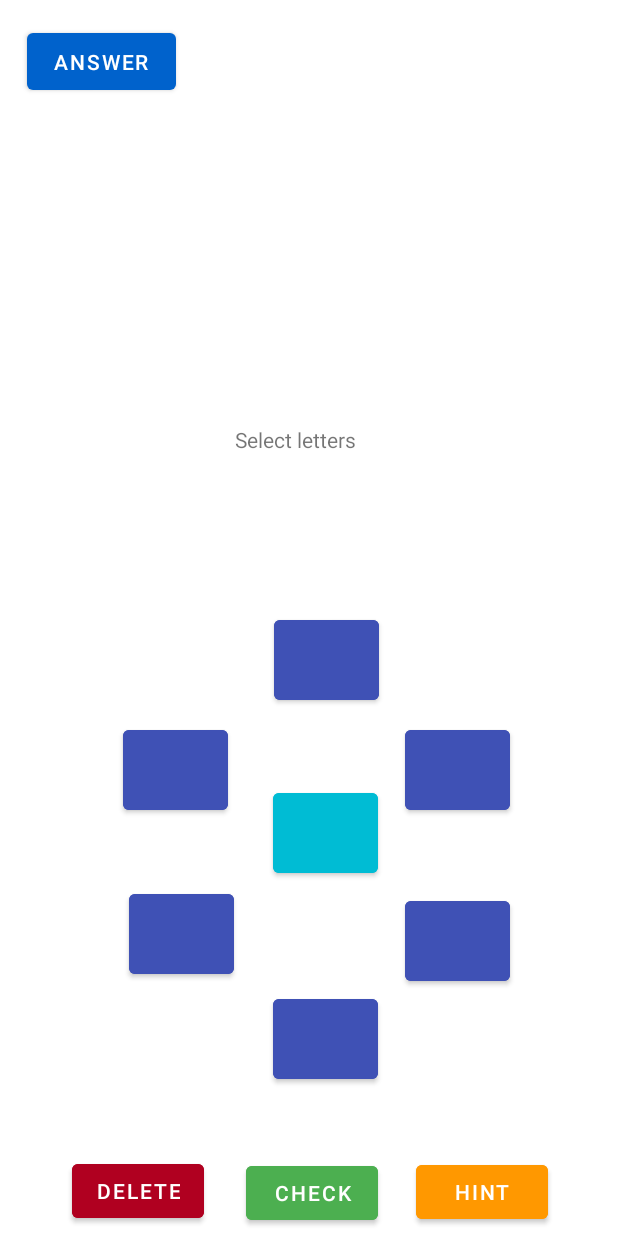
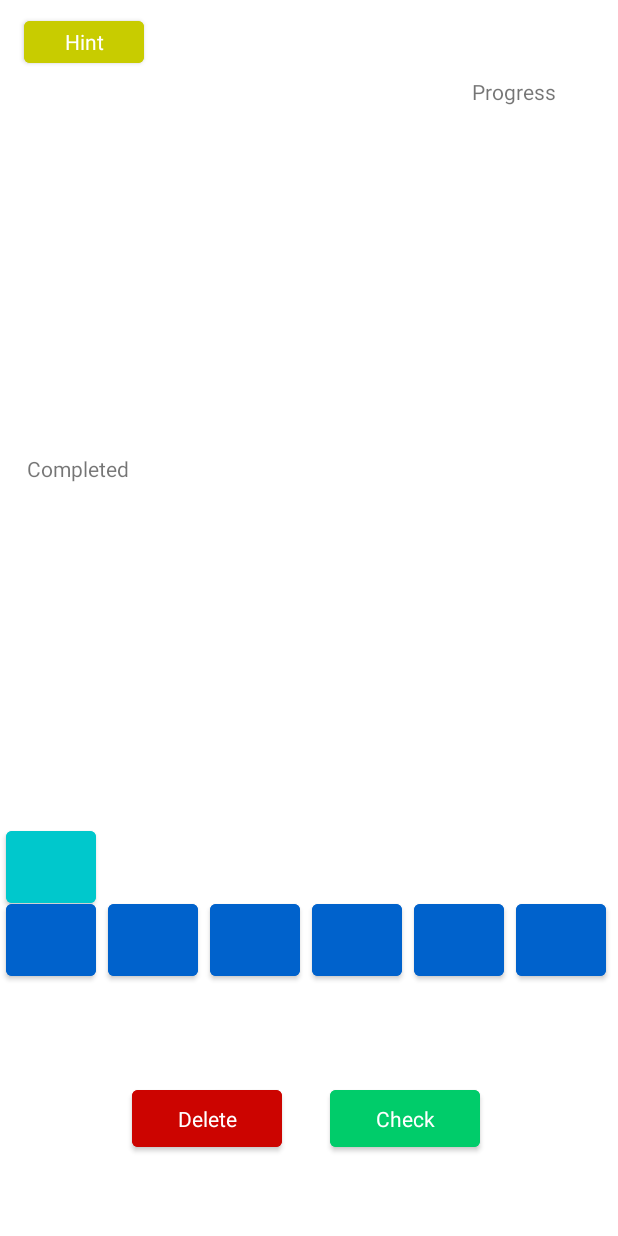
Before and after one commit to MathiasCK/crosswords, an Android app: the layout activity_main.xml on its own in the app's theme, with its tools: preview values and no code run, on a phone screen of 412 x 824 dp. Run offline under Robolectric (Android 15) with nearby library versions, the phone set to English and light mode, and no system bars.

Commit message:
Refactor activity_main

```diff
--- a/app/src/main/res/layout-land/activity_main.xml
+++ /dev/null
@@ -1,206 +0,0 @@
-<?xml version="1.0" encoding="utf-8"?>
-<androidx.constraintlayout.widget.ConstraintLayout xmlns:android="http://schemas.android.com/apk/res/android"
-    xmlns:app="http://schemas.android.com/apk/res-auto"
-    xmlns:tools="http://schemas.android.com/tools"
-    android:layout_width="match_parent"
-    android:layout_height="match_parent"
-    tools:context=".MainActivity">
-
-    <Button
-        android:id="@+id/button_right_down"
-        android:layout_width="70dp"
-        android:layout_height="65dp"
-        android:layout_marginStart="48dp"
-        android:layout_marginTop="4dp"
-        android:backgroundTint="#3F51B5"
-        android:textAppearance="@style/TextAppearance.AppCompat.Large"
-        app:layout_constraintBottom_toTopOf="@+id/hint"
-        app:layout_constraintStart_toEndOf="@+id/button_middle"
-        app:layout_constraintTop_toBottomOf="@+id/button_right_top"
-        app:layout_constraintVertical_bias="0.0" />
-
-    <Button
-        android:id="@+id/button_down"
-        android:layout_width="70dp"
-        android:layout_height="65dp"
-        android:layout_marginStart="20dp"
-        android:backgroundTint="#3F51B5"
-        android:textAppearance="@style/TextAppearance.AppCompat.Large"
-        app:layout_constraintBottom_toBottomOf="parent"
-        app:layout_constraintEnd_toStartOf="@+id/button_right_down"
-        app:layout_constraintHorizontal_bias="0.25"
-        app:layout_constraintStart_toEndOf="@+id/button_left_bottom"
-        app:layout_constraintTop_toBottomOf="@+id/button_middle"
-        app:layout_constraintVertical_bias="0.172" />
-
-    <Button
-        android:id="@+id/button_left_top"
-        android:layout_width="70dp"
-        android:layout_height="65dp"
-        android:layout_marginTop="4dp"
-        android:layout_marginEnd="36dp"
-        android:backgroundTint="#3F51B5"
-        android:textAppearance="@style/TextAppearance.AppCompat.Large"
-        app:layout_constraintEnd_toStartOf="@+id/button_middle"
-        app:layout_constraintTop_toBottomOf="@+id/button_top" />
-
-    <Button
-        android:id="@+id/button_top"
-        android:layout_width="70dp"
-        android:layout_height="65dp"
-        android:layout_marginBottom="28dp"
-        android:backgroundTint="#3F51B5"
-        android:textAppearance="@style/TextAppearance.AppCompat.Large"
-        app:layout_constraintBottom_toTopOf="@+id/button_middle"
-        app:layout_constraintEnd_toStartOf="@+id/button_right_top"
-        app:layout_constraintHorizontal_bias="0.428"
-        app:layout_constraintStart_toEndOf="@+id/button_left_top" />
-
-    <Button
-        android:id="@+id/button_left_bottom"
-        android:layout_width="70dp"
-        android:layout_height="65dp"
-        android:layout_marginTop="4dp"
-        android:layout_marginEnd="36dp"
-        android:backgroundTint="#3F51B5"
-        android:textAppearance="@style/TextAppearance.AppCompat.Large"
-        app:layout_constraintBottom_toTopOf="@+id/button_delete"
-        app:layout_constraintEnd_toStartOf="@+id/button_middle"
-        app:layout_constraintTop_toBottomOf="@+id/button_left_top"
-        app:layout_constraintVertical_bias="0.0" />
-
-    <Button
-        android:id="@+id/button_middle"
-        android:layout_width="70dp"
-        android:layout_height="65dp"
-        android:layout_marginTop="116dp"
-        android:backgroundTint="#00BCD4"
-        android:textAppearance="@style/TextAppearance.AppCompat.Large"
-        app:layout_constraintEnd_toEndOf="parent"
-        app:layout_constraintStart_toStartOf="parent"
-        app:layout_constraintTop_toTopOf="parent" />
-
-    <Button
-        android:id="@+id/button_right_top"
-        android:layout_width="70dp"
-        android:layout_height="65dp"
-        android:layout_marginStart="48dp"
-        android:layout_marginTop="4dp"
-        android:backgroundTint="#3F51B5"
-        android:textAppearance="@style/TextAppearance.AppCompat.Large"
-        app:layout_constraintStart_toEndOf="@+id/button_middle"
-        app:layout_constraintTop_toBottomOf="@+id/button_top" />
-
-    <TextView
-        android:id="@+id/txt_ans"
-        android:layout_width="164dp"
-        android:layout_height="38dp"
-        android:textAppearance="@style/TextAppearance.AppCompat.Large"
-        app:layout_constraintBottom_toTopOf="@+id/error"
-        app:layout_constraintEnd_toStartOf="@+id/button_left_top"
-        app:layout_constraintHorizontal_bias="0.216"
-        app:layout_constraintStart_toStartOf="parent"
-        app:layout_constraintTop_toBottomOf="@+id/answerBox"
-        app:layout_constraintVertical_bias="0.784" />
-
-    <Button
-        android:id="@+id/sjekk"
-        android:layout_width="wrap_content"
-        android:layout_height="wrap_content"
-        android:layout_marginTop="20dp"
-        android:backgroundTint="#4CAF50"
-        android:text="Check"
-        app:layout_constraintBottom_toBottomOf="parent"
-        app:layout_constraintEnd_toEndOf="@+id/button_down"
-        app:layout_constraintStart_toStartOf="@+id/button_down"
-        app:layout_constraintTop_toBottomOf="@+id/button_down"
-        app:layout_constraintVertical_bias="1.0" />
-
-    <Button
-        android:id="@+id/button_delete"
-        android:layout_width="wrap_content"
-        android:layout_height="wrap_content"
-        android:layout_marginEnd="28dp"
-        android:layout_marginBottom="28dp"
-        android:backgroundTint="#FF0101"
-        android:text="Delete"
-        app:layout_constraintBottom_toBottomOf="parent"
-        app:layout_constraintEnd_toStartOf="@+id/sjekk"
-        app:layout_constraintHorizontal_bias="1.0"
-        app:layout_constraintStart_toStartOf="parent" />
-
-    <TextView
-        android:id="@+id/error"
-        android:layout_width="149dp"
-        android:layout_height="59dp"
-        android:layout_marginStart="16dp"
-        android:layout_marginBottom="28dp"
-        android:textSize="16sp"
-        app:layout_constraintBottom_toBottomOf="parent"
-        app:layout_constraintEnd_toStartOf="@+id/button_left_bottom"
-        app:layout_constraintHorizontal_bias="0.177"
-        app:layout_constraintStart_toStartOf="parent" />
-
-    <TextView
-        android:id="@+id/progress"
-        android:layout_width="82dp"
-        android:layout_height="37dp"
-        android:layout_marginBottom="44dp"
-        app:layout_constraintBottom_toTopOf="@+id/button_right_top"
-        app:layout_constraintEnd_toEndOf="parent"
-        app:layout_constraintHorizontal_bias="0.798"
-        app:layout_constraintStart_toEndOf="@+id/error"
-        app:layout_constraintTop_toTopOf="parent"
-        app:layout_constraintVertical_bias="0.788" />
-
-    <Button
-        android:id="@+id/hint"
-        android:layout_width="wrap_content"
-        android:layout_height="wrap_content"
-        android:layout_marginStart="16dp"
-        android:layout_marginBottom="28dp"
-        android:backgroundTint="#FF9800"
-        android:text="Hint"
-        app:layout_constraintBottom_toBottomOf="parent"
-        app:layout_constraintEnd_toEndOf="parent"
-        app:layout_constraintHorizontal_bias="0.055"
-        app:layout_constraintStart_toEndOf="@+id/sjekk" />
-
-    <TextView
-        android:id="@+id/numCompleted"
-        android:layout_width="109dp"
-        android:layout_height="189dp"
-        android:textSize="12sp"
-        app:layout_constraintBottom_toBottomOf="parent"
-        app:layout_constraintEnd_toEndOf="parent"
-        app:layout_constraintHorizontal_bias="0.82"
-        app:layout_constraintStart_toEndOf="@+id/error"
-        app:layout_constraintTop_toBottomOf="@+id/progress"
-        app:layout_constraintVertical_bias="0.263" />
-
-    <TextView
-        android:id="@+id/answerBox"
-        android:layout_width="101dp"
-        android:layout_height="156dp"
-        android:textSize="12sp"
-        app:layout_constraintBottom_toTopOf="@+id/button_left_top"
-        app:layout_constraintEnd_toStartOf="@+id/button_top"
-        app:layout_constraintHorizontal_bias="0.207"
-        app:layout_constraintStart_toStartOf="parent"
-        app:layout_constraintTop_toBottomOf="@+id/button_answer"
-        app:layout_constraintVertical_bias="0.0" />
-
-    <Button
-        android:id="@+id/button_answer"
-        android:layout_width="99dp"
-        android:layout_height="50dp"
-        android:layout_marginTop="16dp"
-        android:text="Show Anwser"
-        app:layout_constraintBottom_toTopOf="@+id/button_left_top"
-        app:layout_constraintEnd_toStartOf="@+id/progress"
-        app:layout_constraintHorizontal_bias="0.087"
-        app:layout_constraintStart_toStartOf="parent"
-        app:layout_constraintTop_toTopOf="parent"
-        app:layout_constraintVertical_bias="0.0" />
-
-</androidx.constraintlayout.widget.ConstraintLayout>
--- a/app/src/main/res/layout/activity_main.xml
+++ b/app/src/main/res/layout/activity_main.xml
@@ -3,221 +3,209 @@
     xmlns:app="http://schemas.android.com/apk/res-auto"
     xmlns:tools="http://schemas.android.com/tools"
     android:layout_width="match_parent"
-    android:layout_height="match_parent"
-    tools:context=".MainActivity">
+    android:layout_height="match_parent">
 
     <Button
-        android:id="@+id/button_right_bottom"
-        android:layout_width="70dp"
-        android:layout_height="65dp"
-        android:layout_marginStart="12dp"
-        android:layout_marginTop="56dp"
-        android:backgroundTint="#3F51B5"
+        android:id="@+id/button_1"
+        android:layout_width="60dp"
+        android:layout_height="60dp"
+        android:layout_marginStart="4dp"
+        android:layout_marginTop="8dp"
+        android:backgroundTint="@color/blue_500"
         android:textAppearance="@style/TextAppearance.AppCompat.Large"
-        app:layout_constraintBottom_toTopOf="@+id/button_bottom"
-        app:layout_constraintEnd_toEndOf="parent"
-        app:layout_constraintHorizontal_bias="0.077"
-        app:layout_constraintStart_toEndOf="@+id/button_middle"
-        app:layout_constraintTop_toBottomOf="@+id/button_right_top"
-        app:layout_constraintVertical_bias="1.0" />
+        app:layout_constraintBottom_toBottomOf="parent"
+        app:layout_constraintEnd_toStartOf="@+id/button_middle"
+        app:layout_constraintHorizontal_bias="0.728"
+        app:layout_constraintStart_toStartOf="parent"
+        app:layout_constraintTop_toTopOf="parent"
+        app:layout_constraintVertical_bias="0.779" />
 
     <Button
-        android:id="@+id/button_bottom"
-        android:layout_width="70dp"
-        android:layout_height="65dp"
-        android:layout_marginStart="20dp"
-        android:layout_marginTop="72dp"
-        android:backgroundTint="#3F51B5"
+        android:id="@+id/button_2"
+        android:layout_width="60dp"
+        android:layout_height="60dp"
+        android:layout_marginStart="72dp"
+        android:layout_marginTop="8dp"
+        android:backgroundTint="@color/blue_500"
         android:textAppearance="@style/TextAppearance.AppCompat.Large"
         app:layout_constraintBottom_toBottomOf="parent"
-        app:layout_constraintEnd_toStartOf="@+id/button_right_bottom"
-        app:layout_constraintHorizontal_bias="0.256"
-        app:layout_constraintStart_toEndOf="@+id/button_left_bottom"
-        app:layout_constraintTop_toBottomOf="@+id/button_middle"
-        app:layout_constraintVertical_bias="0.0" />
+        app:layout_constraintEnd_toStartOf="@+id/button_middle"
+        app:layout_constraintHorizontal_bias="0.728"
+        app:layout_constraintStart_toStartOf="parent"
+        app:layout_constraintTop_toTopOf="parent"
+        app:layout_constraintVertical_bias="0.779" />
 
     <Button
-        android:id="@+id/button_left_top"
-        android:layout_width="70dp"
-        android:layout_height="65dp"
-        android:layout_marginStart="16dp"
+        android:id="@+id/button_5"
+        android:layout_width="60dp"
+        android:layout_height="60dp"
+        android:layout_marginStart="276dp"
         android:layout_marginTop="8dp"
-        android:backgroundTint="#3F51B5"
+        android:backgroundTint="@color/blue_500"
         android:textAppearance="@style/TextAppearance.AppCompat.Large"
+        app:layout_constraintBottom_toBottomOf="parent"
         app:layout_constraintEnd_toStartOf="@+id/button_middle"
-        app:layout_constraintHorizontal_bias="0.69"
+        app:layout_constraintHorizontal_bias="0.728"
         app:layout_constraintStart_toStartOf="parent"
-        app:layout_constraintTop_toBottomOf="@+id/button_top" />
+        app:layout_constraintTop_toTopOf="parent"
+        app:layout_constraintVertical_bias="0.779" />
 
     <Button
-        android:id="@+id/button_top"
-        android:layout_width="70dp"
-        android:layout_height="65dp"
-        android:layout_marginBottom="36dp"
-        android:backgroundTint="#3F51B5"
+        android:id="@+id/button_6"
+        android:layout_width="60dp"
+        android:layout_height="60dp"
+        android:layout_marginStart="344dp"
+        android:layout_marginTop="8dp"
+        android:backgroundTint="@color/blue_500"
         android:textAppearance="@style/TextAppearance.AppCompat.Large"
-        app:layout_constraintBottom_toTopOf="@+id/button_middle"
-        app:layout_constraintEnd_toStartOf="@+id/button_right_top"
-        app:layout_constraintHorizontal_bias="0.638"
-        app:layout_constraintStart_toEndOf="@+id/button_left_top"
+        app:layout_constraintBottom_toBottomOf="parent"
+        app:layout_constraintEnd_toStartOf="@+id/button_middle"
+        app:layout_constraintHorizontal_bias="0.728"
+        app:layout_constraintStart_toStartOf="parent"
         app:layout_constraintTop_toTopOf="parent"
-        app:layout_constraintVertical_bias="0.966" />
+        app:layout_constraintVertical_bias="0.779" />
 
     <Button
-        android:id="@+id/button_left_bottom"
-        android:layout_width="70dp"
-        android:layout_height="65dp"
-        android:layout_marginStart="16dp"
-        android:layout_marginTop="44dp"
-        android:backgroundTint="#3F51B5"
-        android:textAppearance="@style/TextAppearance.AppCompat.Large"
-        app:layout_constraintBottom_toTopOf="@+id/button_bottom"
-        app:layout_constraintEnd_toStartOf="@+id/button_middle"
-        app:layout_constraintHorizontal_bias="0.729"
-        app:layout_constraintStart_toStartOf="parent"
-        app:layout_constraintTop_toBottomOf="@+id/button_left_top"
-        app:layout_constraintVertical_bias="0.0" />
-
-    <Button
-        android:id="@+id/button_middle"
-        android:layout_width="70dp"
-        android:layout_height="65dp"
-        android:layout_marginBottom="236dp"
-        android:backgroundTint="#00BCD4"
+        android:id="@+id/button_4"
+        android:layout_width="60dp"
+        android:layout_height="60dp"
+        android:layout_marginStart="208dp"
+        android:layout_marginTop="8dp"
+        android:backgroundTint="@color/blue_500"
         android:textAppearance="@style/TextAppearance.AppCompat.Large"
         app:layout_constraintBottom_toBottomOf="parent"
-        app:layout_constraintEnd_toEndOf="parent"
-        app:layout_constraintHorizontal_bias="0.533"
-        app:layout_constraintStart_toStartOf="parent" />
-
-    <Button
-        android:id="@+id/button_right_top"
-        android:layout_width="70dp"
-        android:layout_height="65dp"
-        android:layout_marginTop="8dp"
-        android:layout_marginEnd="72dp"
-        android:backgroundTint="#3F51B5"
-        android:textAppearance="@style/TextAppearance.AppCompat.Large"
-        app:layout_constraintEnd_toEndOf="parent"
-        app:layout_constraintHorizontal_bias="1.0"
-        app:layout_constraintStart_toEndOf="@+id/button_middle"
-        app:layout_constraintTop_toBottomOf="@+id/button_top" />
-
-    <TextView
-        android:id="@+id/txt_answer"
-        android:layout_width="107dp"
-        android:layout_height="34dp"
-        android:layout_marginBottom="24dp"
-        android:textAppearance="@style/TextAppearance.AppCompat.Large"
-        app:layout_constraintBottom_toTopOf="@+id/button_top"
-        app:layout_constraintEnd_toEndOf="@+id/button_top"
-        app:layout_constraintHorizontal_bias="0.125"
-        app:layout_constraintStart_toStartOf="@+id/button_top"
+        app:layout_constraintEnd_toStartOf="@+id/button_middle"
+        app:layout_constraintHorizontal_bias="0.728"
+        app:layout_constraintStart_toStartOf="parent"
         app:layout_constraintTop_toTopOf="parent"
-        app:layout_constraintVertical_bias="0.624" />
+        app:layout_constraintVertical_bias="0.779" />
 
     <Button
         android:id="@+id/button_check"
-        android:layout_width="wrap_content"
-        android:layout_height="wrap_content"
-        android:layout_marginTop="20dp"
-        android:backgroundTint="#4CAF50"
+        android:layout_width="100dp"
+        android:layout_height="50dp"
+        android:layout_marginStart="220dp"
+        android:layout_marginTop="8dp"
+        android:backgroundTint="#00cc6a"
         android:text="Check"
+        android:textAppearance="@style/TextAppearance.AppCompat.Small"
         app:layout_constraintBottom_toBottomOf="parent"
-        app:layout_constraintEnd_toEndOf="@+id/button_bottom"
-        app:layout_constraintHorizontal_bias="1.0"
-        app:layout_constraintStart_toStartOf="@+id/button_bottom"
-        app:layout_constraintTop_toBottomOf="@+id/button_bottom"
-        app:layout_constraintVertical_bias="0.838" />
-
-    <Button
-        android:id="@+id/button_delete"
-        android:layout_width="wrap_content"
-        android:layout_height="wrap_content"
-        android:layout_marginTop="104dp"
-        android:layout_marginEnd="28dp"
-        android:backgroundTint="#B00020"
-        android:text="Delete"
-        app:layout_constraintBottom_toBottomOf="parent"
-        app:layout_constraintEnd_toStartOf="@+id/button_check"
-        app:layout_constraintHorizontal_bias="1.0"
+        app:layout_constraintEnd_toStartOf="@+id/button_middle"
+        app:layout_constraintHorizontal_bias="0.728"
         app:layout_constraintStart_toStartOf="parent"
-        app:layout_constraintTop_toBottomOf="@+id/button_left_bottom"
-        app:layout_constraintVertical_bias="0.642" />
-
-    <TextView
-        android:id="@+id/error"
-        android:layout_width="142dp"
-        android:layout_height="56dp"
-        android:text="Select letters"
-        app:layout_constraintBottom_toTopOf="@+id/button_top"
-        app:layout_constraintEnd_toEndOf="@+id/button_top"
-        app:layout_constraintHorizontal_bias="0.363"
-        app:layout_constraintStart_toStartOf="@+id/button_top"
-        app:layout_constraintTop_toBottomOf="@+id/txt_answer"
-        app:layout_constraintVertical_bias="0.317" />
-
-    <TextView
-        android:id="@+id/progress"
-        android:layout_width="82dp"
-        android:layout_height="37dp"
-        android:layout_marginBottom="44dp"
-        app:layout_constraintBottom_toTopOf="@+id/button_right_top"
-        app:layout_constraintEnd_toEndOf="parent"
-        app:layout_constraintHorizontal_bias="0.36"
-        app:layout_constraintStart_toEndOf="@+id/error"
         app:layout_constraintTop_toTopOf="parent"
-        app:layout_constraintVertical_bias="0.064" />
+        app:layout_constraintVertical_bias="0.93" />
 
     <Button
         android:id="@+id/button_hint"
-        android:layout_width="wrap_content"
-        android:layout_height="wrap_content"
+        android:layout_width="80dp"
+        android:layout_height="40dp"
         android:layout_marginStart="16dp"
-        android:layout_marginTop="100dp"
-        android:backgroundTint="#FF9800"
-        android:text="HINT"
+        android:layout_marginTop="8dp"
+        android:backgroundTint="#c8cc00"
+        android:text="Hint"
+        android:textAppearance="@style/TextAppearance.AppCompat.Small"
         app:layout_constraintBottom_toBottomOf="parent"
-        app:layout_constraintEnd_toEndOf="parent"
-        app:layout_constraintHorizontal_bias="0.166"
-        app:layout_constraintStart_toEndOf="@+id/button_check"
-        app:layout_constraintTop_toBottomOf="@+id/button_right_bottom"
-        app:layout_constraintVertical_bias="0.687" />
-
-    <TextView
-        android:id="@+id/numCompleted"
-        android:layout_width="109dp"
-        android:layout_height="189dp"
-        android:textSize="12sp"
-        app:layout_constraintBottom_toTopOf="@+id/button_right_top"
-        app:layout_constraintEnd_toEndOf="parent"
-        app:layout_constraintHorizontal_bias="0.562"
-        app:layout_constraintStart_toEndOf="@+id/error"
-        app:layout_constraintTop_toBottomOf="@+id/progress" />
-
-    <TextView
-        android:id="@+id/answerBox"
-        android:layout_width="77dp"
-        android:layout_height="146dp"
-        android:textSize="12sp"
-        app:layout_constraintBottom_toTopOf="@+id/button_left_top"
-        app:layout_constraintEnd_toStartOf="@+id/button_top"
-        app:layout_constraintHorizontal_bias="0.415"
-        app:layout_constraintStart_toStartOf="parent"
-        app:layout_constraintTop_toBottomOf="@+id/button_answer"
-        app:layout_constraintVertical_bias="0.614" />
-
-    <Button
-        android:id="@+id/button_answer"
-        android:layout_width="99dp"
-        android:layout_height="50dp"
-        android:layout_marginTop="16dp"
-        android:text="Answer"
-        app:layout_constraintBottom_toTopOf="@+id/button_left_top"
-        app:layout_constraintEnd_toStartOf="@+id/progress"
-        app:layout_constraintHorizontal_bias="0.087"
+        app:layout_constraintEnd_toStartOf="@+id/button_middle"
+        app:layout_constraintHorizontal_bias="0.728"
         app:layout_constraintStart_toStartOf="parent"
         app:layout_constraintTop_toTopOf="parent"
         app:layout_constraintVertical_bias="0.0" />
 
+    <Button
+        android:id="@+id/button_delete"
+        android:layout_width="100dp"
+        android:layout_height="50dp"
+        android:layout_marginStart="88dp"
+        android:layout_marginTop="8dp"
+        android:backgroundTint="#cc0400"
+        android:text="Delete"
+        android:textAppearance="@style/TextAppearance.AppCompat.Small"
+        app:layout_constraintBottom_toBottomOf="parent"
+        app:layout_constraintEnd_toStartOf="@+id/button_middle"
+        app:layout_constraintHorizontal_bias="0.728"
+        app:layout_constraintStart_toStartOf="parent"
+        app:layout_constraintTop_toTopOf="parent"
+        app:layout_constraintVertical_bias="0.93" />
+
+    <Button
+        android:id="@+id/button_3"
+        android:layout_width="60dp"
+        android:layout_height="60dp"
+        android:layout_marginStart="140dp"
+        android:layout_marginTop="8dp"
+        android:backgroundTint="@color/blue_500"
+        android:textAppearance="@style/TextAppearance.AppCompat.Large"
+        app:layout_constraintBottom_toBottomOf="parent"
+        app:layout_constraintEnd_toStartOf="@+id/button_middle"
+        app:layout_constraintHorizontal_bias="0.728"
+        app:layout_constraintStart_toStartOf="parent"
+        app:layout_constraintTop_toTopOf="parent"
+        app:layout_constraintVertical_bias="0.779" />
+
+    <Button
+        android:id="@+id/button_A"
+        android:layout_width="60dp"
+        android:layout_height="60dp"
+        android:layout_marginBottom="216dp"
+        android:backgroundTint="#00c8cc"
+        android:textAppearance="@style/TextAppearance.AppCompat.Large"
+        app:layout_constraintBottom_toBottomOf="parent"
+        app:layout_constraintEnd_toEndOf="parent"
+        app:layout_constraintHorizontal_bias="0.011"
+        app:layout_constraintStart_toStartOf="parent" />
+
+    <TextView
+        android:id="@+id/txt_toast"
+        android:layout_width="wrap_content"
+        android:layout_height="wrap_content"
+        android:layout_marginStart="164dp"
+        android:layout_marginTop="21dp"
+        android:layout_marginEnd="165dp"
+        android:layout_marginBottom="332dp"
+        app:layout_constraintBottom_toTopOf="@+id/button_4"
+        app:layout_constraintEnd_toEndOf="parent"
+        app:layout_constraintStart_toStartOf="parent"
+        app:layout_constraintTop_toBottomOf="@+id/txt_letters" />
+
+    <TextView
+        android:id="@+id/txt_letters"
+        android:layout_width="wrap_content"
+        android:layout_height="wrap_content"
+        android:layout_marginStart="164dp"
+        android:layout_marginTop="134dp"
+        android:layout_marginEnd="165dp"
+        android:layout_marginBottom="21dp"
+        app:layout_constraintBottom_toTopOf="@+id/txt_toast"
+        app:layout_constraintEnd_toEndOf="parent"
+        app:layout_constraintStart_toStartOf="parent"
+        app:layout_constraintTop_toTopOf="parent" />
+
+    <TextView
+        android:id="@+id/txt_completed"
+        android:layout_width="wrap_content"
+        android:layout_height="wrap_content"
+        android:layout_marginStart="17dp"
+        android:layout_marginTop="208dp"
+        android:layout_marginEnd="326dp"
+        android:layout_marginBottom="180dp"
+        android:text="Completed"
+        app:layout_constraintBottom_toTopOf="@+id/button_A"
+        app:layout_constraintEnd_toEndOf="parent"
+        app:layout_constraintStart_toStartOf="parent"
+        app:layout_constraintTop_toBottomOf="@+id/button_hint" />
+
+    <TextView
+        android:id="@+id/txt_progress"
+        android:layout_width="wrap_content"
+        android:layout_height="wrap_content"
+        android:layout_marginStart="218dp"
+        android:layout_marginTop="15dp"
+        android:layout_marginEnd="41dp"
+        android:layout_marginBottom="490dp"
+        android:text="Progress"
+        app:layout_constraintBottom_toTopOf="@+id/button_5"
+        app:layout_constraintEnd_toEndOf="parent"
+        app:layout_constraintStart_toEndOf="@+id/button_hint"
+        app:layout_constraintTop_toTopOf="parent" />
 </androidx.constraintlayout.widget.ConstraintLayout>
```
